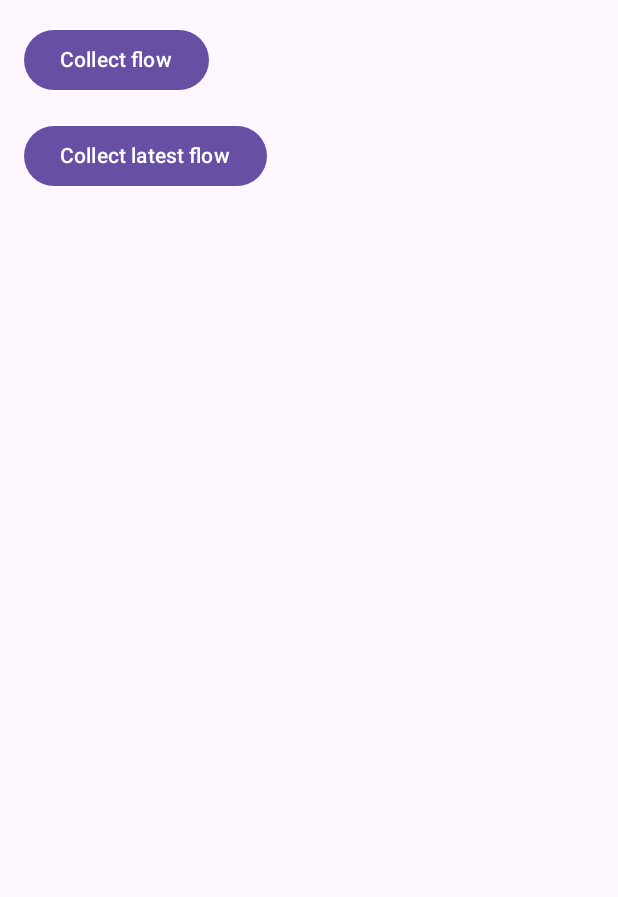
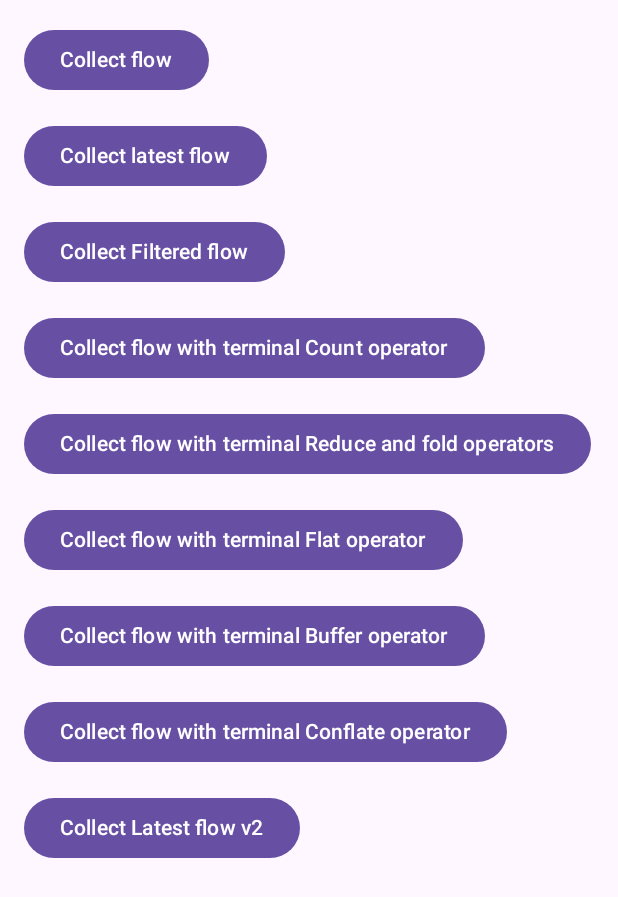
Before and after one commit to SargisKhlopuzyan/PL_JetpackCompose, an Android app built with Jetpack Compose: the @Preview function KotlinFlowsPreview, on a phone screen of 412 x 824 dp. Shown: the top 897 px of the screen. Run offline under Robolectric (Android 15) with nearby library versions, the phone set to English and light mode, and no system bars; Roboto replaces fonts that are not available here.

Commit message:
Kotlin Flow - Part 2 (Terminal operators)

```diff
--- a/presentation/src/main/java/com/sargis/khlopuzyan/presentation/ui/compose/kotlinFlows/KotlinFlowsScreen.kt
+++ b/presentation/src/main/java/com/sargis/khlopuzyan/presentation/ui/compose/kotlinFlows/KotlinFlowsScreen.kt
@@ -27,6 +27,27 @@ fun KotlinFlowsScreen(
         collectLatestFlowCallback = {
             viewModel.collectLatestFlow()
         },
+        collectFilteredFlowCallback = {
+            viewModel.collectFilteredFlow()
+        },
+        collectFlowWithTerminalCountOperator = {
+            viewModel.collectFlowWithTerminalCountOperator()
+        },
+        collectFlowWithTerminalReduceAndFoldOperators = {
+            viewModel.collectFlowWithTerminalReduceAndFoldOperators()
+        },
+        collectFlowWithTerminalFlatOperator = {
+            viewModel.collectFlowWithTerminalFlatOperator()
+        },
+        collectFlowWithTerminalBufferOperator = {
+            viewModel.collectFlowWithTerminalBufferOperator()
+        },
+        collectFlowWithTerminalConflateOperator = {
+            viewModel.collectFlowWithTerminalConflateOperator()
+        },
+        collectLatestFlowV2 = {
+            viewModel.collectLatestFlowV2()
+        },
     )
 }
 
@@ -34,6 +55,13 @@ fun KotlinFlowsScreen(
 fun KotlinFlows(
     collectFlowCallback: () -> Unit,
     collectLatestFlowCallback: () -> Unit,
+    collectFilteredFlowCallback: () -> Unit,
+    collectFlowWithTerminalCountOperator: () -> Unit,
+    collectFlowWithTerminalReduceAndFoldOperators: () -> Unit,
+    collectFlowWithTerminalFlatOperator: () -> Unit,
+    collectFlowWithTerminalBufferOperator: () -> Unit,
+    collectFlowWithTerminalConflateOperator: () -> Unit,
+    collectLatestFlowV2: () -> Unit,
 ) {
     Scaffold(modifier = Modifier.fillMaxSize()) { contentPadding ->
         Column(
@@ -59,6 +87,76 @@ fun KotlinFlows(
             ) {
                 Text(text = "Collect latest flow")
             }
+
+            Spacer(modifier = Modifier.height(16.dp))
+
+            Button(
+                onClick = {
+                    collectFilteredFlowCallback()
+                }
+            ) {
+                Text(text = "Collect Filtered flow")
+            }
+
+            Spacer(modifier = Modifier.height(16.dp))
+
+            Button(
+                onClick = {
+                    collectFlowWithTerminalCountOperator()
+                }
+            ) {
+                Text(text = "Collect flow with terminal Count operator")
+            }
+
+            Spacer(modifier = Modifier.height(16.dp))
+
+            Button(
+                onClick = {
+                    collectFlowWithTerminalReduceAndFoldOperators()
+                }
+            ) {
+                Text(text = "Collect flow with terminal Reduce and fold operators")
+            }
+
+            Spacer(modifier = Modifier.height(16.dp))
+
+            Button(
+                onClick = {
+                    collectFlowWithTerminalFlatOperator()
+                }
+            ) {
+                Text(text = "Collect flow with terminal Flat operator")
+            }
+
+            Spacer(modifier = Modifier.height(16.dp))
+
+            Button(
+                onClick = {
+                    collectFlowWithTerminalBufferOperator()
+                }
+            ) {
+                Text(text = "Collect flow with terminal Buffer operator")
+            }
+
+            Spacer(modifier = Modifier.height(16.dp))
+
+            Button(
+                onClick = {
+                    collectFlowWithTerminalConflateOperator()
+                }
+            ) {
+                Text(text = "Collect flow with terminal Conflate operator")
+            }
+
+            Spacer(modifier = Modifier.height(16.dp))
+
+            Button(
+                onClick = {
+                    collectLatestFlowV2()
+                }
+            ) {
+                Text(text = "Collect Latest flow v2")
+            }
         }
     }
 }
@@ -66,5 +164,15 @@ fun KotlinFlows(
 @Preview(showBackground = true)
 @Composable
 fun KotlinFlowsPreview() {
-    KotlinFlows({}, {})
+    KotlinFlows(
+        {},
+        {},
+        {},
+        {},
+        {},
+        {},
+        {},
+        {},
+        {}
+    )
 }
```
Also changed, not shown: presentation/src/main/java/com/sargis/khlopuzyan/presentation/ui/compose/kotlinFlows/KotlinFlowsViewModel.kt (+185 -1 lines).
